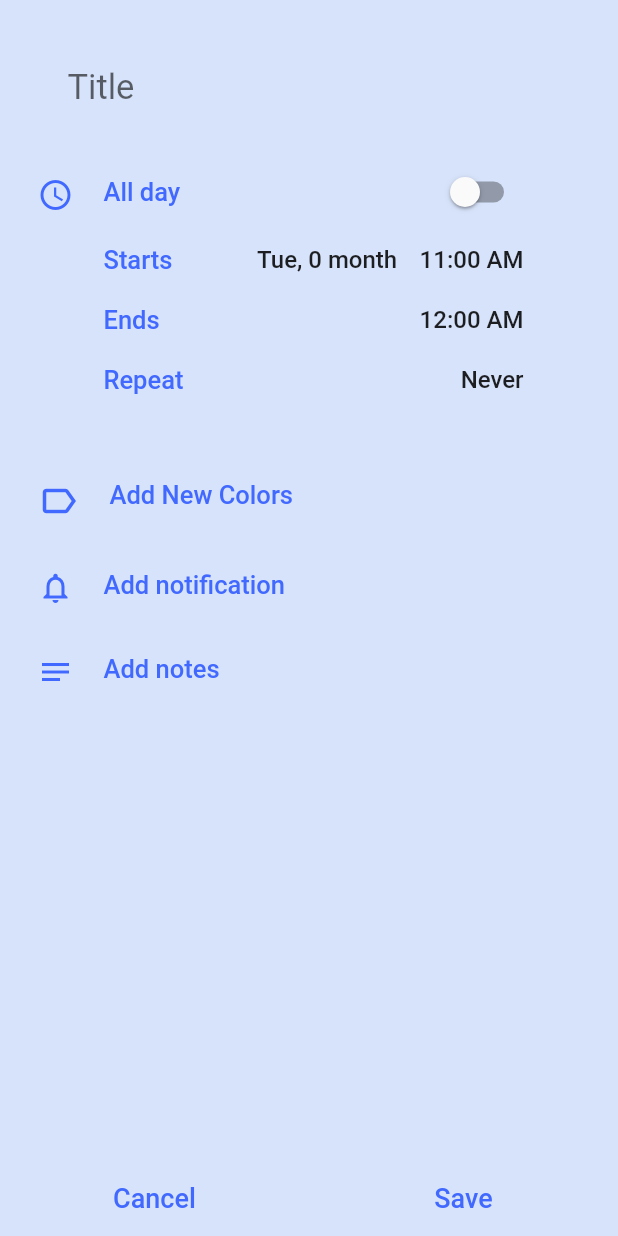
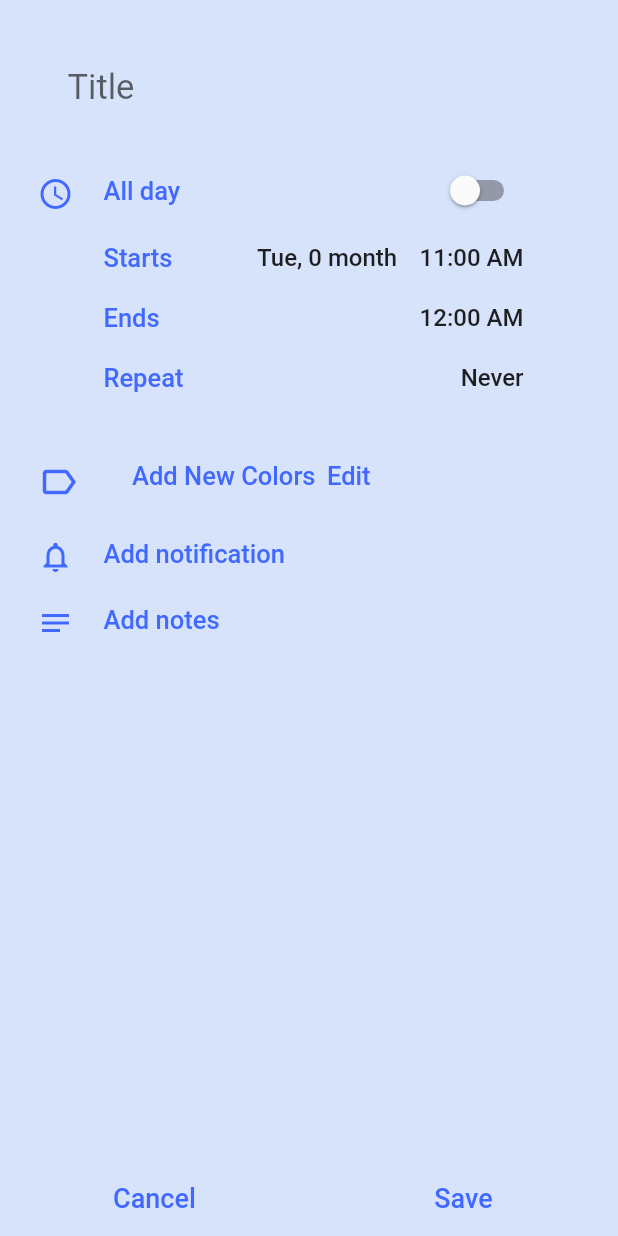
Before and after one commit to mookypoo/portfolio_calendar, a Flutter app: the AndroidAddEvent screen opened directly with empty values, on a phone screen of 412 x 824 dp. Run offline on Flutter 3.47's test engine with Material 2 defaults, Android fonts, the phone set to English and light mode, and no system bars; our stand-ins replace firebase_auth, firebase_core, shared_preferences; accounts and stored records are empty; network calls fail.

Commit message:
going to refactor a little bit

```diff
--- a/lib/class/user_color.dart
+++ b/lib/class/user_color.dart
@@ -6,4 +6,8 @@ class UserColor {
 
   UserColor({required this.title, required this.color});
 
+  factory UserColor.fromJson(Map<String, dynamic> json) => UserColor(
+    color: Color(json["color"] as int),
+    title: json["title"].toString(),
+  );
 }
--- a/lib/provider/add_event_provider.dart
+++ b/lib/provider/add_event_provider.dart
@@ -5,7 +5,10 @@ import '../class/user_color.dart';
 
 class AddEventProvider with ChangeNotifier {
 
-  AddEventProvider(this.userColors);
+  AddEventProvider(this.userColors){
+    print("add event provider init");
+    this.init();
+  }
 
   List<Color> _eventColors = [
     EventColors.red, EventColors.orange, EventColors.yellow, EventColors.green, EventColors.teal,
@@ -20,6 +23,10 @@ class AddEventProvider with ChangeNotifier {
   String get title => this._title;
   set title(String s) => throw "error";
 
+  String _newTitle = "";
+  String get newTitle => this._newTitle;
+  set newTitle(String s) => throw "error";
+
   Color _color = MyColors.transparent;
   Color get color => this._color;
   set color(Color c) => throw "error";
@@ -32,20 +39,48 @@ class AddEventProvider with ChangeNotifier {
   bool get isAddMode => this._isAddMode;
   set isAddMode(bool b) => throw "error";
 
+  bool _isEditMode = false;
+  bool get isEditMode => this._isEditMode;
+  set isEditMode(bool b) => throw "error";
+
+  UserColor get newUserColor => UserColor(color: this._newColor, title: this._newTitle);
+
+  void init(){
+    this.userColors.forEach((UserColor uc) {
+      this._eventColors.removeWhere((Color c) => c.value == uc.color.value);
+    });
+  }
+
   void switchMode(){
     this._isAddMode = !this._isAddMode;
     this.notifyListeners();
   }
 
-  void changeColor(Color c){
-    this._color = c;
-    this.notifyListeners();
-    return;
-  }
-
   void changeNewColor(Color c){
     this._newColor = c;
     this.notifyListeners();
-    return;
+  }
+
+  void changeColor(UserColor uc){
+    this._color = uc.color;
+    this._title = uc.title;
+    this.notifyListeners();
+  }
+
+  void onChangedNewTitle(String s) => this._newTitle = s;
+
+  void addNewColor(){
+    this.userColors.add(this.newUserColor);
+    this.notifyListeners();
+  }
+
+  void removeColor(UserColor uc){
+    this.userColors.removeWhere((UserColor c) => c.color == uc.color);
+    this.notifyListeners();
+  }
+
+  void editMode(){
+    this._isEditMode = !this._isEditMode;
+    this.notifyListeners();
   }
 }
--- a/lib/provider/auth_provider.dart
+++ b/lib/provider/auth_provider.dart
@@ -17,7 +17,7 @@ class AuthProvider with ChangeNotifier {
     print("auth provider init");
   }
 
-  String? _userUid;
+  String? _userUid = "eqwLGthgyHY6JAQESn6g7WPnXij2";
   String? get userUid => this._userUid;
   set userUid(String? s) => throw "error";
 
--- a/lib/views/add_event/android_add_event.dart
+++ b/lib/views/add_event/android_add_event.dart
@@ -1,5 +1,6 @@
 import 'package:flutter/material.dart';
 import 'package:portfolio_calendar/views/add_event/android_components.dart';
+import '../../class/user_color.dart';
 import '../../provider/add_event_provider.dart';
 import '../../provider/time_provider.dart';
 import '../../provider/user_provider.dart';
@@ -24,6 +25,7 @@ class _AndroidAddEventState extends State<AndroidAddEvent> {
 
   @override
   void initState() {
+
     this._periodCt = FixedExtentScrollController(initialItem: this.widget.timeProvider.startPeriod == Period.AM ? 0 : 1);
     super.initState();
   }
@@ -51,13 +53,14 @@ class _AndroidAddEventState extends State<AndroidAddEvent> {
               SingleChildScrollView(
                 child: Container(
                   padding: MediaQuery.of(context).viewPadding + EdgeInsets.symmetric(vertical: 10.0, horizontal: 25.0),
-                  height: 700.0,
                   width: _size.width,
-                  //color: MyColors.bg,
+                  height: _size.height,
                   child: Column(
                     children: <Widget>[
-                      TitleTextField(textCt: this._textCt, color: this.widget.addEventProvider.color,),
-                      AddEventRow(
+                      TitleTextField(textCt: this._textCt..text = this.widget.addEventProvider.title, color: this.widget.addEventProvider.color,),
+                      Container(
+                        //height: 200.0,
+                        child: AddEventRow(
                           widget: Column(
                             children: <Widget>[
                               RepeatAllDay(widget: Switch(value: false, onChanged: (bool b) {}), text: "All day"),
@@ -95,40 +98,77 @@ class _AndroidAddEventState extends State<AndroidAddEvent> {
                           ),
                           icon: Icon(Icons.access_time),
                         ),
+                      ),
                       AddEventRow(
                         icon: Icon(Icons.label_outline, size: 28.0,),
                         widget: Column(
-                          crossAxisAlignment: CrossAxisAlignment.start,
+                          //mainAxisSize: MainAxisSize.min,
+                          //crossAxisAlignment: CrossAxisAlignment.start,
+                          children: <Widget>[
+                            // todo addEventMode ㅇㅣㄴ 애들까리 묶고
+                            !this.widget.addEventProvider.isAddMode ? Row(
                               children: <Widget>[
                                 GestureDetector(
-                              onTap: () {
-                                this.widget.addEventProvider.switchMode();
-                              },
-                              child: Padding(
-                                padding: EdgeInsets.only(),
+                                  onTap: this.widget.addEventProvider.switchMode,
+                                  child: Container(
+                                    width: 130.0,
                                     child: Text("Add New Colors", style: Theme.of(context).textTheme.bodyText1,),
                                   ),
                                 ),
-                            // !this.widget.addEventProvider.isAddMode
-                            //   ? Container(
-                            //       width: 300.0,
-                            //       height: 50.0,
-                            //       child: ListView.builder(
-                            //         shrinkWrap: true,
-                            //         itemBuilder: (_, int index) => ColorCircle(
-                            //           color: this.widget.addEventProvider.eventColors[index],
-                            //           onTap: this.widget.addEventProvider.changeColor,
-                            //         ),
-                            //         itemCount: this.widget.addEventProvider.eventColors.length,
-                            //         scrollDirection: Axis.horizontal,
-                            //       ),
-                            //     )
-                            //   : Container(),
+                                GestureDetector(
+                                  onTap: this.widget.addEventProvider.editMode,
+                                  child: Container(
+                                    width: 130.0,
+                                    child: Text("Edit", style: Theme.of(context).textTheme.bodyText1,),
+                                  ),
+                                ),
+                              ],
+                            ) : Container(
+                              child: Row(
+                                children: <Widget>[
+                                  GestureDetector(
+                                    child: Container(
+                                      width: 100.0,
+                                        child: Text("Cancel", style: Theme.of(context).textTheme.bodyText1,)),
+                                    onTap: this.widget.addEventProvider.switchMode,
+                                  ),
+                                  GestureDetector(
+                                    child: Text("Add", style: Theme.of(context).textTheme.bodyText1,),
+                                    onTap: () {
+                                      this.widget.userProvider.addColor(this.widget.addEventProvider.newUserColor);
+                                      this.widget.addEventProvider.addNewColor();
+                                      this.widget.addEventProvider.switchMode();
+                                    },
+                                  ),
+                                ],
+                              ),
+                            ),
+                            !this.widget.addEventProvider.isAddMode
+                              ? Container(
+                                  width: 290,
+                                  child: ListView.builder(
+                                    padding: EdgeInsets.only(top: 12.0),
+                                    shrinkWrap: true,
+                                    itemBuilder: (_, int index) => UserColorRow(
+                                      onTapRemove: (UserColor uc) {
+                                        this.widget.userProvider.removeColor(uc);
+                                        this.widget.addEventProvider.removeColor(uc);
+                                        this.widget.addEventProvider.isEditMode;
+                                      },
+                                      icon: Icons.remove,
+                                      isEditMode: this.widget.addEventProvider.isEditMode,
+                                      userColor: this.widget.addEventProvider.userColors[index],
+                                      onTap: this.widget.addEventProvider.changeColor,
+                                    ),
+                                    itemCount: this.widget.addEventProvider.userColors.length,
+                                    scrollDirection: Axis.vertical,
+                                  ),
+                                )
+                              : Container(),
                           ],
                         ),
                       ),
                       this.widget.addEventProvider.isAddMode ? Container(
-                        margin: MediaQuery.of(context).viewInsets,
                         padding: EdgeInsets.only(left: 10.0, bottom: 10.0, right: 10.0),
                         height: 130.0,
                         width: _size.width,
@@ -139,6 +179,7 @@ class _AndroidAddEventState extends State<AndroidAddEvent> {
                               children: <Widget>[
                                 Expanded(
                                   child: TextField(
+                                    onChanged: this.widget.addEventProvider.onChangedNewTitle,
                                     cursorColor: MyColors.primary,
                                     decoration: InputDecoration(
                                       hintText: "Title",
@@ -180,7 +221,7 @@ class _AndroidAddEventState extends State<AndroidAddEvent> {
                   ),
                 ),
               ),
-              Positioned(
+              !this.widget.addEventProvider.isAddMode ? Positioned(
                 bottom: 0.0,
                 child: Container(
                   child: Row(
@@ -200,7 +241,7 @@ class _AndroidAddEventState extends State<AndroidAddEvent> {
                     ],
                   ),
                 ),
-              ),
+              ) : Container(),
             ],
           ),
         ),
--- a/lib/views/add_event/common_components.dart
+++ b/lib/views/add_event/common_components.dart
@@ -2,6 +2,7 @@ import 'package:flutter/rendering.dart';
 import 'package:flutter/widgets.dart';
 
 import '../../class/time_model.dart' show Period;
+import '../../class/user_color.dart';
 import '../../provider/time_provider.dart';
 import '../../repos/variables.dart';
 
@@ -118,9 +119,13 @@ class TimeRow extends StatelessWidget {
 }
 
 class ColorCircle extends StatelessWidget {
-  const ColorCircle({Key? key, required this.color, this.onTap}) : super(key: key);
+  const ColorCircle({Key? key, required this.color, this.onTap, this.isSmall = false}) : super(key: key);
   final Color color;
   final void Function(Color color)? onTap;
+  final bool isSmall;
+
+  final double large = 22.0;
+  final double small = 18.0;
 
   @override
   Widget build(BuildContext context) {
@@ -128,8 +133,8 @@ class ColorCircle extends StatelessWidget {
       onTap: this.onTap != null ? () => this.onTap!(this.color) : null,
       child: Container(
         margin: EdgeInsets.only(right: 22.0),
-        height: 22.0,
-        width: 22.0,
+        height: this.isSmall ? small : large,
+        width: this.isSmall ? small : large,
         decoration: BoxDecoration(
           shape: BoxShape.circle,
           color: this.color,
@@ -139,6 +144,44 @@ class ColorCircle extends StatelessWidget {
   }
 }
 
+class UserColorRow extends StatelessWidget {
+  const UserColorRow({Key? key, required this.userColor, required this.onTap, required this.onTapRemove,required this.isEditMode, required this.icon}) : super(key: key);
+  final UserColor userColor;
+  final void Function(UserColor uc) onTap;
+  final bool isEditMode;
+  final IconData icon;
+  final void Function(UserColor userColor) onTapRemove;
+
+  @override
+  Widget build(BuildContext context) {
+    return Row(
+      children: <Widget>[
+        GestureDetector(
+          onTap: () => this.onTap(this.userColor),
+          child: Container(
+            width: 250.0,
+            margin: EdgeInsets.only(bottom: 12.0),
+            child: Row(
+              children: <Widget>[
+                ColorCircle(
+                  isSmall: true,
+                  color: this.userColor.color,
+                ),
+                Text(this.userColor.title, style: TextStyle(fontSize: 17.0),),
+              ],
+            ),
+          ),
+        ),
+        this.isEditMode ? GestureDetector(
+          child: Icon(icon),
+          onTap: () => this.onTapRemove(this.userColor),
+        ) : Container(),
+      ],
+    );
+  }
+}
+
+
 class AddEventRow extends StatelessWidget {
   const AddEventRow({Key? key, required this.widget, required this.icon}) : super(key: key);
   final Widget widget;
@@ -147,7 +190,7 @@ class AddEventRow extends StatelessWidget {
   @override
   Widget build(BuildContext context) {
     return Padding(
-      padding: const EdgeInsets.symmetric(vertical: 16.0),
+      padding: const EdgeInsets.only(top: 15.0, bottom: 5.0),
       child: Row(
         crossAxisAlignment: CrossAxisAlignment.start,
         children: [
```
Also changed, not shown: lib/provider/user_provider.dart (+13 -6 lines), lib/repos/connect.dart (+4 -8 lines), lib/service/user_service.dart (+5 -4 lines), lib/views/add_event/android_add_edit_color.dart (deleted, +0 -54 lines), lib/views/add_event/android_components.dart (+14 -0 lines). Lines whose indentation alone changed are shown as unchanged.
